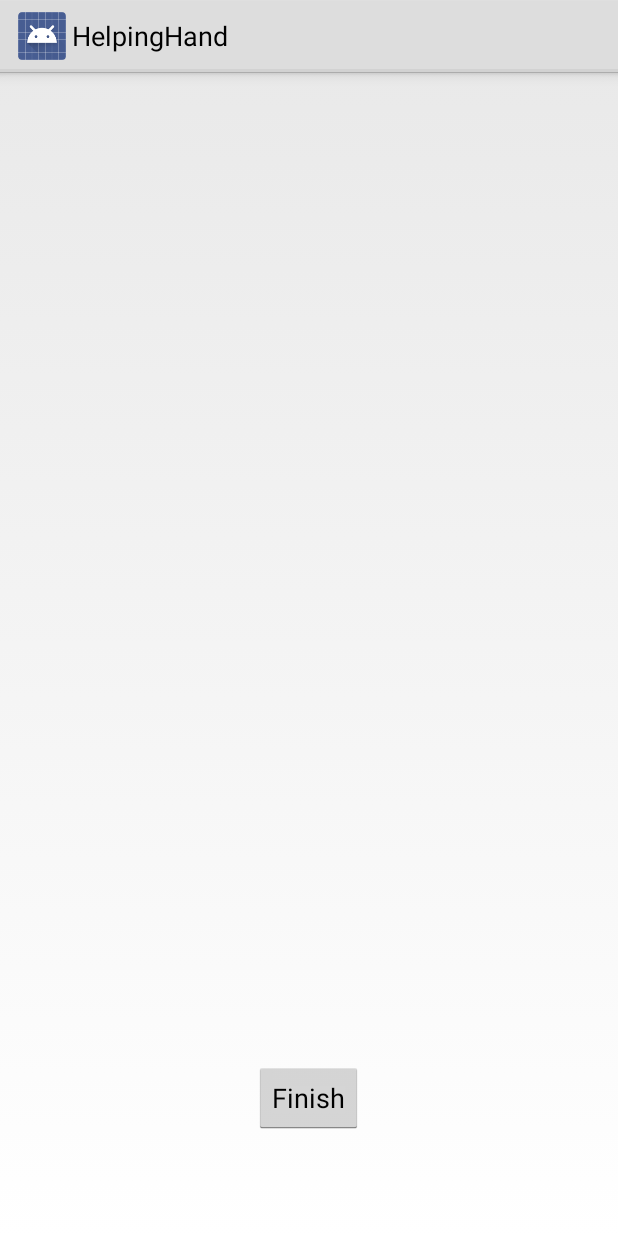
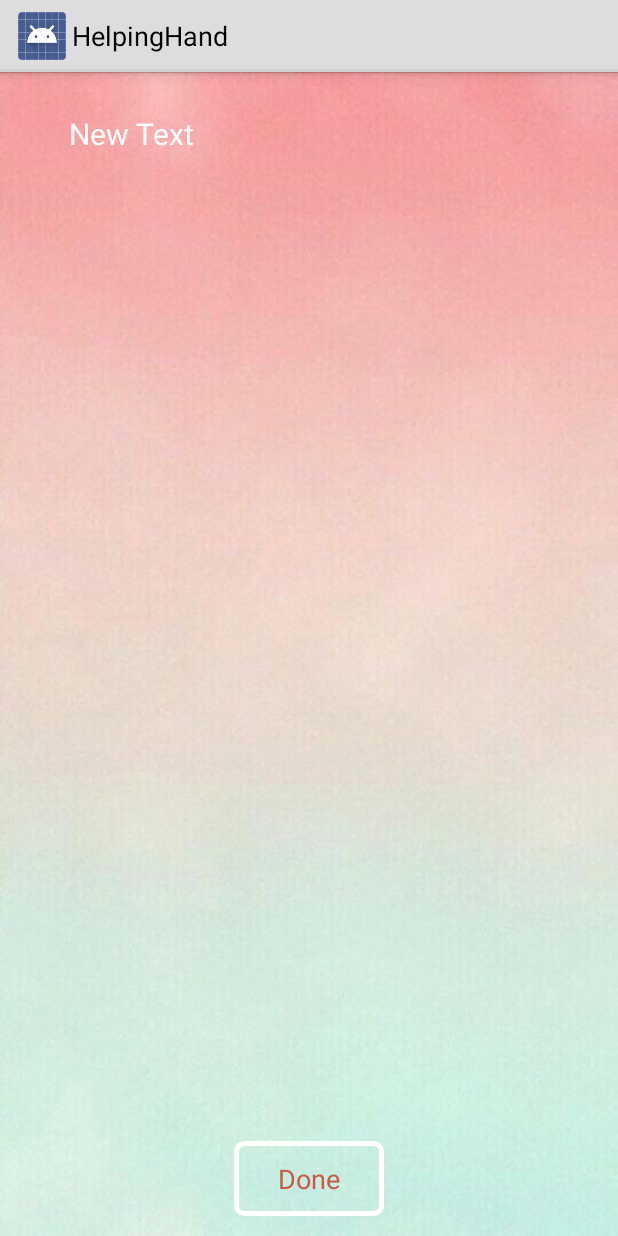
Before and after one commit to sherryzw/Android-APP-HelpingHand, an Android app: the layout acc_view.xml on its own in the app's theme, with its tools: preview values and no code run, on a phone screen of 412 x 824 dp. Run offline under Robolectric (Android 15) with nearby library versions, the phone set to English and light mode, and no system bars.

Commit message:
Exit button problem with destory

```diff
--- a/HelpingHand/app/src/main/res/layout/acc_view.xml
+++ b/HelpingHand/app/src/main/res/layout/acc_view.xml
@@ -1,52 +1,58 @@
 <?xml version="1.0" encoding="utf-8"?>
 <RelativeLayout xmlns:android="http://schemas.android.com/apk/res/android"
     android:layout_width="match_parent"
-    android:layout_height="match_parent">
-
-    <TextView
-        android:id="@+id/acc_data1"
-        android:layout_width="404dp"
-        android:layout_height="wrap_content"
-        android:textSize="28dp"
-        android:gravity="center"/>
+    android:layout_height="match_parent"
+    android:background="@drawable/background">
 
     <TextView
         android:id="@+id/ratio1"
-        android:layout_width="404dp"
+        android:layout_width="wrap_content"
         android:layout_height="wrap_content"
-        android:textSize="28dp"
-        android:layout_below="@+id/acc_data1"
-        android:gravity="center"
-        android:textColor="#e17d7d" />
+        android:textSize="20dp"
+        android:textColor="#ffffff" />
+
+    <Button
+        android:layout_width="100dp"
+        android:layout_height="50dp"
+        android:text="Done"
+        android:textColor="#ca5948"
+        android:background="@drawable/shape"
+        android:id="@+id/btn_finish"
+        android:layout_marginBottom="13dp"
+        android:layout_alignParentBottom="true"
+        android:layout_centerHorizontal="true" />
 
     <TextView
-        android:id="@+id/acc_data2"
-        android:layout_width="393dp"
+        android:layout_width="320dp"
         android:layout_height="wrap_content"
-        android:textSize="28dp"
-        android:layout_gravity="center_vertical"
-        android:layout_centerVertical="true"
-        android:layout_alignParentStart="true"
-        android:gravity="center"/>
+        android:text="New Text"
+        android:textSize="20dp"
+        android:textColor="#ffffff"
+        android:id="@+id/textView18"
+        android:layout_below="@+id/ratio1"
+        android:layout_centerHorizontal="true" />
 
-    <TextView
-        android:id="@+id/ratio2"
-        android:layout_width="404dp"
-        android:layout_height="wrap_content"
-        android:textSize="28dp"
-        android:layout_below="@+id/acc_data2"
-        android:layout_alignParentLeft="true"
-        android:gravity="center"
-        android:textColor="#e17d7d" />
+    <ImageView
+        android:layout_width="200dp"
+        android:layout_height="130dp"
+        android:id="@+id/imageView3"
+        android:layout_marginTop="22dp"
+        android:layout_below="@+id/textView18"
+        android:layout_centerHorizontal="true" />
 
-    <Button
-        android:layout_width="wrap_content"
-        android:layout_height="wrap_content"
-        android:text="Finish"
-        android:id="@+id/btn_finish"
-        android:layout_alignParentBottom="true"
-        android:layout_centerHorizontal="true"
-        android:layout_marginBottom="68dp" />
+    <ImageView
+        android:layout_width="200dp"
+        android:layout_height="130dp"
+        android:id="@+id/imageView4"
+        android:layout_below="@+id/imageView3"
+        android:layout_centerHorizontal="true" />
+
+    <ImageView
+        android:layout_width="200dp"
+        android:layout_height="130dp"
+        android:id="@+id/imageView5"
+        android:layout_below="@+id/imageView4"
+        android:layout_alignEnd="@+id/imageView4" />
 
 
 </RelativeLayout>
--- a/HelpingHand/app/src/main/res/layout/activity_result.xml
+++ b/HelpingHand/app/src/main/res/layout/activity_result.xml
@@ -26,7 +26,7 @@
         android:layout_width="100dp"
         android:layout_height="50dp"
         android:text="Exit"
-        android:id="@+id/button"
+        android:id="@+id/btn_exit"
         android:background="@drawable/shape"
         android:textColor="#ca5948"
         android:layout_marginEnd="35dp"
```
Also changed, not shown: HelpingHand/app/src/main/java/com/example/wenzhao/helpinghand/ble/pro/Fragment/ScanView.java (+10 -1 lines), HelpingHand/app/src/main/java/com/example/wenzhao/helpinghand/ble/pro/HelpingHand/DeviceActivity.java (+23 -10 lines), HelpingHand/app/src/main/java/com/example/wenzhao/helpinghand/ble/pro/HelpingHand/ResultActivity.java (+14 -2 lines), HelpingHand/app/src/main/res/drawable/tabletop1.png (added), HelpingHand/app/src/main/res/drawable/tabletop2.png (added), HelpingHand/app/src/main/res/drawable/tabletop3.png (added).
